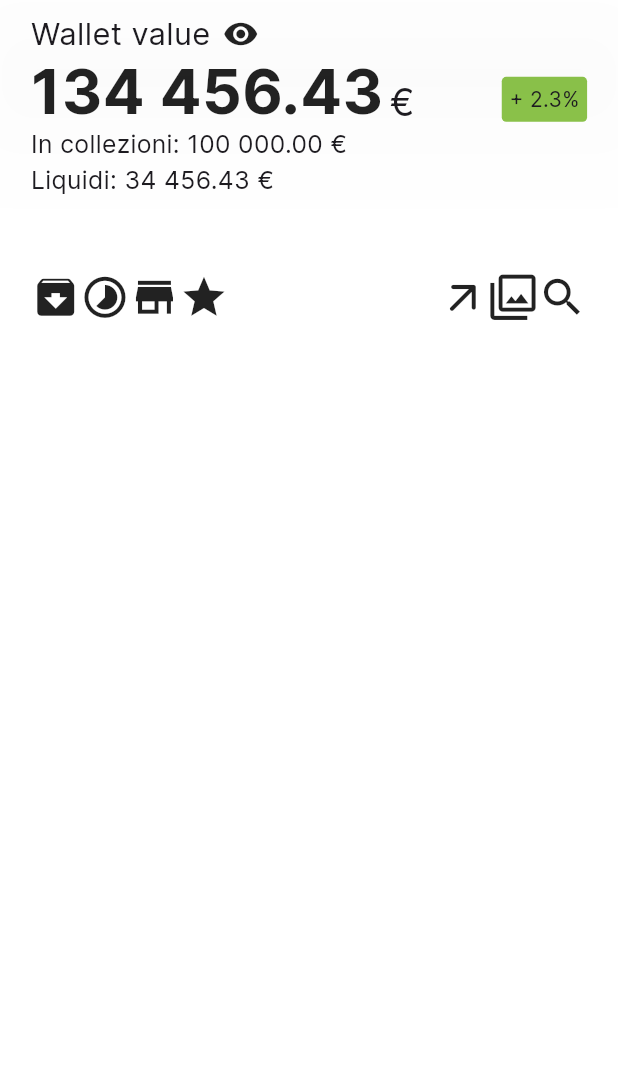
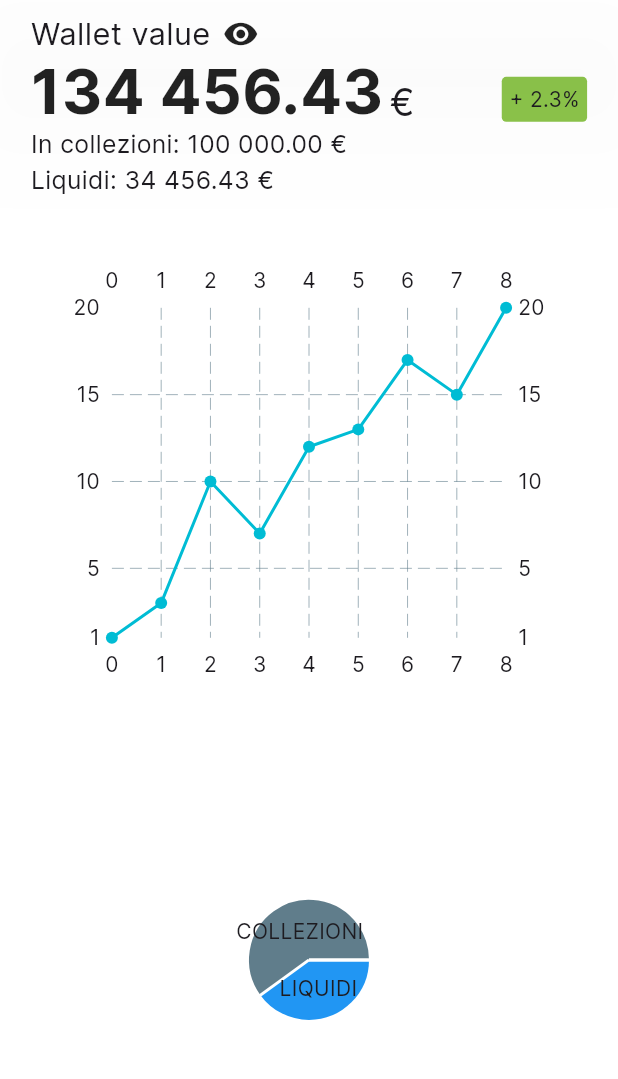
Before and after one commit to Luxchain0/Application, a Flutter app: the WalletSpecsScreen screen opened directly, on a phone screen of 412 x 824 dp, the part 84-1163 px from its top. Run offline on Flutter 3.47's test engine with Material 3 defaults, Android fonts, the phone set to English and light mode, and no system bars; drawn by our look-alikes of fl_chart; network calls fail.

Commit message:
wallet specs screen

```diff
--- a/lib/screens/wallet_specs_screen.dart
+++ b/lib/screens/wallet_specs_screen.dart
@@ -1,6 +1,7 @@
 import 'package:flutter/material.dart';
 import 'package:lux_chain/utilities/frame.dart';
 import 'package:lux_chain/utilities/size_config.dart';
+import 'package:fl_chart/fl_chart.dart';
 
 class WalletSpecsScreen extends StatelessWidget {
   static const String id = 'WalletSpecsScreen';
@@ -11,6 +12,18 @@ class WalletSpecsScreen extends StatelessWidget {
     SizeConfig().init(context);
     double height = SizeConfig.screenH!;
     double width = SizeConfig.screenW!;
+
+    List<FlSpot> chartData = [
+      FlSpot(0, 1),
+      FlSpot(1, 3),
+      FlSpot(2, 10),
+      FlSpot(3, 7),
+      FlSpot(4, 12),
+      FlSpot(5, 13),
+      FlSpot(6, 17),
+      FlSpot(7, 15),
+      FlSpot(8, 20),
+    ];
 
     return Scaffold(
       appBar: appBar(width),
@@ -83,30 +96,46 @@ class WalletSpecsScreen extends StatelessWidget {
               SizedBox(
                 height: height * 0.04,
               ),
-              Container(
-                margin: EdgeInsets.symmetric(vertical: height * 0.02),
-                child: Row(
-                  children: [
-                    Icon(
-                      Icons.archive,
-                      size: width * 0.08,
+              SingleChildScrollView(
+                child: Column(
+                  children: <Widget>[
+                    Container(
+                      padding: const EdgeInsets.all(10),
+                      width: double.infinity,
+                      height: 300,
+                      child: LineChart(
+                        LineChartData(
+                            borderData: FlBorderData(show: false),
+                            lineBarsData: [
+                              LineChartBarData(spots: chartData),
+                            ]),
+                      ),
                     ),
-                    Icon(
-                      Icons.timelapse,
-                      size: width * 0.08,
+                    SizedBox(
+                      height: height * 0.03,
                     ),
-                    Icon(
-                      Icons.store,
-                      size: width * 0.08,
+                    Container(
+                      padding: const EdgeInsets.all(10),
+                      width: double.infinity,
+                      height: 300,
+                      child: PieChart(
+                        PieChartData(
+                          sections: [
+                            PieChartSectionData(
+                              value: 40,
+                              color: Colors.blue,
+                              title: 'LIQUIDI',
+                            ),
+                            PieChartSectionData(
+                              value: 60,
+                              color: Colors.blueGrey,
+                              title: 'COLLEZIONI',
+                            ),
+                          ],
+                          centerSpaceRadius: 0,
+                        ),
+                      ),
                     ),
-                    Icon(
-                      Icons.star,
-                      size: width * 0.08,
-                    ),
-                    Expanded(child: SizedBox(width: width * 0.08)),
-                    Icon(Icons.arrow_outward_rounded, size: width * 0.08),
-                    Icon(Icons.filter, size: width * 0.08),
-                    Icon(Icons.search, size: width * 0.08),
                   ],
                 ),
               ),
```
